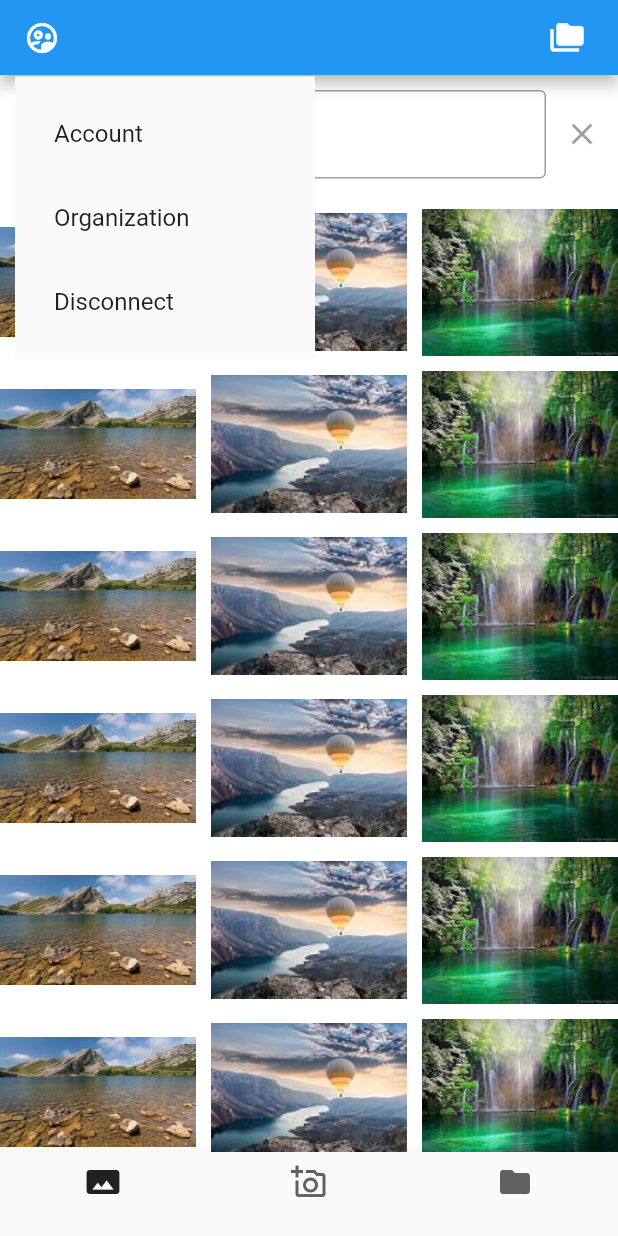
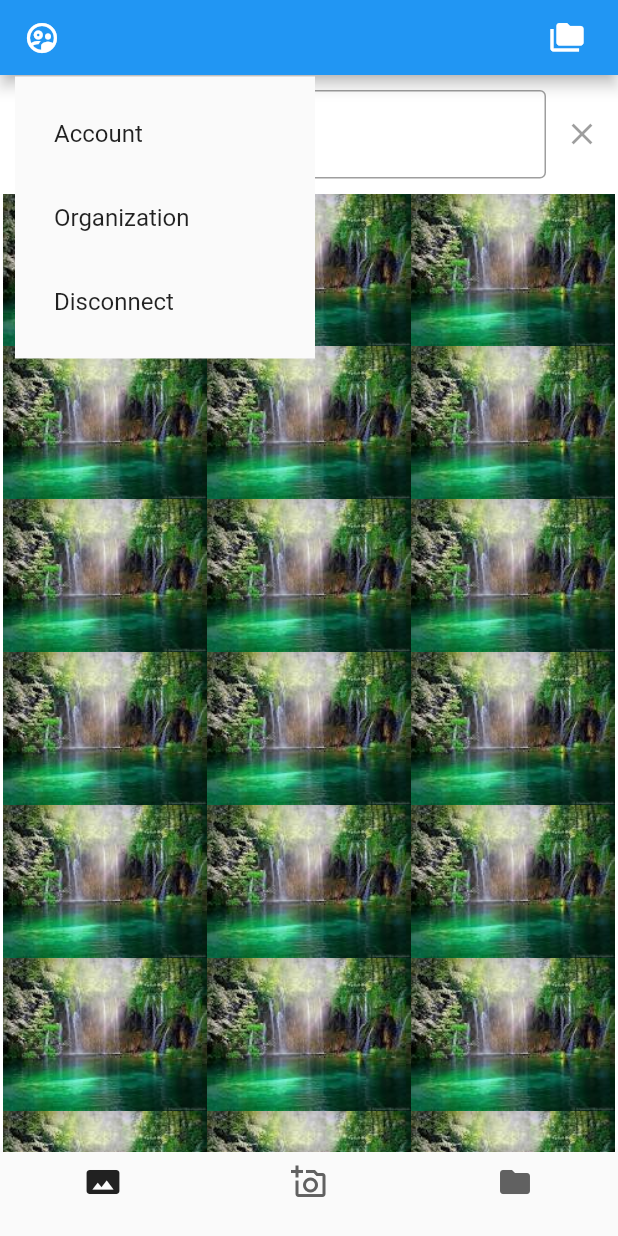
Before and after one commit to polBachelin/PicsManager, a Flutter app: the screen it shows after launch, after a tap on the "supervised user circle" icon, on a phone screen of 412 x 824 dp. Run offline on Flutter 3.47's test engine with Material 2 defaults, Android fonts, the phone set to English and light mode, and no system bars; our stand-ins replace camera, flutter_image_compress, flutter_svg, tuple; missing offline and left inert: animator, grpc, protobuf.

Commit message:
rewrite/ picturePage with selector and provider

```diff
--- a/picsmanager_application/lib/main.dart
+++ b/picsmanager_application/lib/main.dart
@@ -4,6 +4,7 @@ import 'package:flutter/material.dart';
 import 'package:picsmanager_application/providers/AppBarProvider.dart';
 import 'package:picsmanager_application/providers/AuthenticationProvider.dart';
 import 'package:picsmanager_application/providers/CameraProvider.dart';
+import 'package:picsmanager_application/providers/PicturePageProvider.dart';
 import 'package:picsmanager_application/providers/SignInProvider.dart';
 import 'package:picsmanager_application/providers/ViewProvider.dart';
 import 'package:picsmanager_application/views/launchPage/LaunchPage.dart';
@@ -26,6 +27,7 @@ class MyApp extends StatelessWidget {
         ChangeNotifierProvider(create: (_) => ViewProvider()),
         ChangeNotifierProvider(create: (_) => CameraProvider()),
         ChangeNotifierProvider(create: (_) => AppBarProvider()),
+        ChangeNotifierProvider(create: (_) => PicturePageProvider()),
       ],
       child: MaterialApp(
           debugShowCheckedModeBanner: false,
--- /dev/null
+++ b/picsmanager_application/lib/models/core/Picture.dart
@@ -0,0 +1,12 @@
+import 'package:flutter/widgets.dart';
+
+class Picture {
+  Image visualPicture;
+  MetaData metaPicture;
+  String name;
+
+  Picture(
+      {required this.visualPicture,
+      required this.metaPicture,
+      required this.name});
+}
--- a/picsmanager_application/lib/providers/PicturePageProvider.dart
+++ b/picsmanager_application/lib/providers/PicturePageProvider.dart
@@ -0,0 +1,13 @@
+import 'package:flutter/cupertino.dart';
+import 'package:picsmanager_application/models/core/Picture.dart';
+
+class PicturePageProvider extends ChangeNotifier {
+  List<Picture> _pictures = [];
+
+  List<Picture> get pictures => _pictures;
+
+  setPictures(Picture value) {
+    _pictures.add(value);
+    notifyListeners();
+  }
+}
--- a/picsmanager_application/lib/views/homePages/PicturesPage.dart
+++ b/picsmanager_application/lib/views/homePages/PicturesPage.dart
@@ -1,4 +1,7 @@
 import 'package:flutter/material.dart';
+import 'package:picsmanager_application/models/core/Picture.dart';
+import 'package:picsmanager_application/providers/PicturePageProvider.dart';
+import 'package:provider/provider.dart';
 
 Widget picturesPage({required BuildContext context}) {
   return Container(
@@ -11,6 +14,8 @@ Widget picturesPage({required BuildContext context}) {
 }
 
 Widget scrollPictures({required BuildContext context}) {
+  PicturePageProvider picturePageProvider =
+  Provider.of<PicturePageProvider>(context, listen: false);
   return Column(
     children: [
       SizedBox(height: 10),
@@ -36,67 +41,68 @@ Widget scrollPictures({required BuildContext context}) {
       SizedBox(height: 10),
       Expanded(
         child: SingleChildScrollView(
-          child: Column(
-            children: <Widget>[
-              const SizedBox(height: 10),
-              rowPictures(),
-              const SizedBox(height: 10),
-              rowPictures(),
-              const SizedBox(height: 10),
-              rowPictures(),
-              const SizedBox(height: 10),
-              rowPictures(),
-              const SizedBox(height: 10),
-              rowPictures(),
-              const SizedBox(height: 10),
-              rowPictures(),
-              const SizedBox(height: 10),
-              rowPictures(),
-              const SizedBox(height: 10),
-              rowPictures(),
-              const SizedBox(height: 10),
-              rowPictures(),
-              const SizedBox(height: 10),
-              rowPictures(),
-              const SizedBox(height: 10),
-              rowPictures(),
-              const SizedBox(height: 10),
-              rowPictures(),
-            ],
-          ),
+            child: Selector<PicturePageProvider, List<Picture>>(
+              selector: (_, provider) => provider.pictures,
+              builder: (_, data, __){
+                return Wrap(
+                  children: <Widget>[
+                    cardPicture(context: context, picture: 'assets/images/paysage3.jpeg'),
+                    cardPicture(context: context, picture: 'assets/images/paysage3.jpeg'),
+                    cardPicture(context: context, picture: 'assets/images/paysage3.jpeg'),
+                    cardPicture(context: context, picture: 'assets/images/paysage3.jpeg'),
+                    cardPicture(context: context, picture: 'assets/images/paysage3.jpeg'),
+                    cardPicture(context: context, picture: 'assets/images/paysage3.jpeg'),
+                    cardPicture(context: context, picture: 'assets/images/paysage3.jpeg'),
+                    cardPicture(context: context, picture: 'assets/images/paysage3.jpeg'),
+                    cardPicture(context: context, picture: 'assets/images/paysage3.jpeg'),
+                    cardPicture(context: context, picture: 'assets/images/paysage3.jpeg'),
+                    cardPicture(context: context, picture: 'assets/images/paysage3.jpeg'),
+                    cardPicture(context: context, picture: 'assets/images/paysage3.jpeg'),
+                    cardPicture(context: context, picture: 'assets/images/paysage3.jpeg'),
+                    cardPicture(context: context, picture: 'assets/images/paysage3.jpeg'),
+                    cardPicture(context: context, picture: 'assets/images/paysage3.jpeg'),
+                    cardPicture(context: context, picture: 'assets/images/paysage3.jpeg'),
+                    cardPicture(context: context, picture: 'assets/images/paysage3.jpeg'),
+                    cardPicture(context: context, picture: 'assets/images/paysage3.jpeg'),
+                    cardPicture(context: context, picture: 'assets/images/paysage3.jpeg'),
+                    cardPicture(context: context, picture: 'assets/images/paysage3.jpeg'),
+                    cardPicture(context: context, picture: 'assets/images/paysage3.jpeg'),
+                    cardPicture(context: context, picture: 'assets/images/paysage3.jpeg'),
+                    cardPicture(context: context, picture: 'assets/images/paysage3.jpeg'),
+                    cardPicture(context: context, picture: 'assets/images/paysage3.jpeg'),
+                  ],
+                );
+              },
+            )
         ),
       )
     ],
   );
 }
 
-Widget rowPictures() {
-  return Row(
-    children: <Widget>[
-      Expanded(
-        child: Image.asset('assets/images/paysage1.jpeg'),
-      ),
-      SizedBox(
-        width: 10,
-      ),
-      Expanded(
-        child: Image.asset('assets/images/paysage2.jpeg'),
-      ),
-      SizedBox(
-        width: 10,
-      ),
-      Expanded(
-        child: Image.asset('assets/images/paysage3.jpeg'),
-      ),
-    ],
+Widget cardPicture({required BuildContext context, required String picture /*required Picture picture*/}) {
+  return SizedBox(
+    width: MediaQuery
+        .of(context)
+        .size
+        .width * 0.33,
+    child: Image.asset('assets/images/paysage3.jpeg'),
+
   );
 }
 
+
 EdgeInsets paddingDimension({required BuildContext context}) {
   return EdgeInsets.fromLTRB(
-    MediaQuery.of(context).size.width * 0.02,
+    MediaQuery
+        .of(context)
+        .size
+        .width * 0.02,
     0,
-    MediaQuery.of(context).size.width * 0.02,
+    MediaQuery
+        .of(context)
+        .size
+        .width * 0.02,
     0,
   );
 }
```
